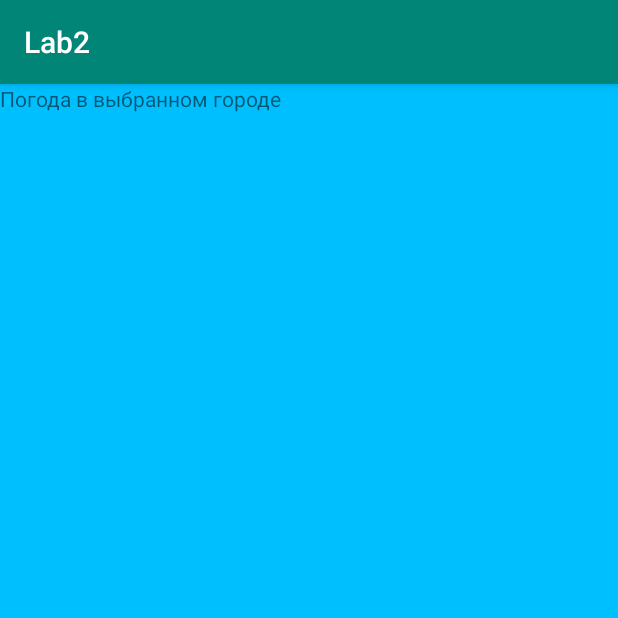
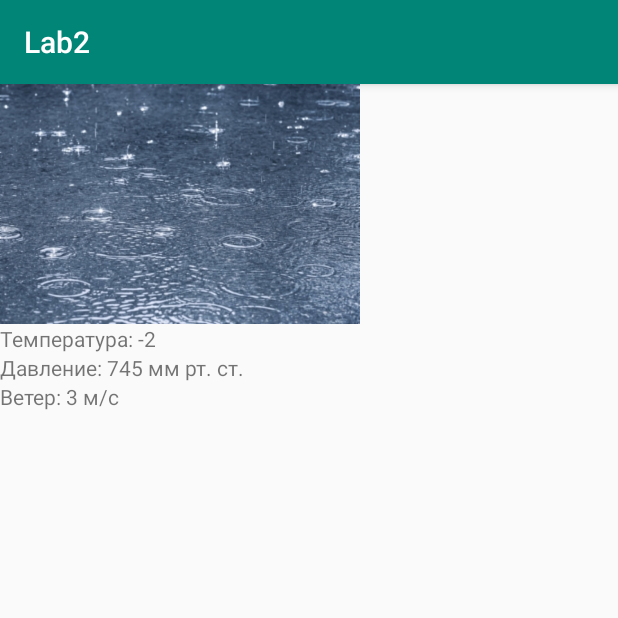
Before and after one commit to Crazy2295/Lab2, an Android app: the Fragment3 screen opened directly, with no data from a screen before it, on a phone screen of 412 x 824 dp, the top half of it. Run offline under Robolectric (Android 15) with nearby library versions, the phone set to English and light mode, and no system bars.

Commit message:
Lab3 completed

```diff
--- a/app/src/main/res/layout/fragment3.xml
+++ b/app/src/main/res/layout/fragment3.xml
@@ -1,15 +1,37 @@
 <?xml version="1.0" encoding="utf-8"?>
-<FrameLayout xmlns:android="http://schemas.android.com/apk/res/android"
+<LinearLayout xmlns:android="http://schemas.android.com/apk/res/android"
+    xmlns:app="http://schemas.android.com/apk/res-auto"
     xmlns:tools="http://schemas.android.com/tools"
+    android:orientation="vertical"
     android:layout_width="match_parent"
     android:layout_height="match_parent"
-    tools:context=".Fragment3"
-    android:background="#00BFFF" >
+    tools:context=".Fragment3" >
 
     <!-- TODO: Update blank fragment layout -->
+    <ImageView
+        android:id="@+id/imageView3"
+        android:layout_width="match_parent"
+        android:layout_height="wrap_content"
+        android:scaleType="fitStart"
+        android:src="@drawable/rain" />
+
     <TextView
+        android:id="@+id/textView"
         android:layout_width="match_parent"
-        android:layout_height="match_parent"
-        android:text="Погода в выбранном городе" />
+        android:layout_height="wrap_content"
+        android:text="@string/temperature" />
 
-</FrameLayout>
+    <TextView
+        android:id="@+id/textView2"
+        android:layout_width="match_parent"
+        android:layout_height="wrap_content"
+        android:text="@string/pressure" />
+
+    <TextView
+        android:id="@+id/textView3"
+        android:layout_width="match_parent"
+        android:layout_height="wrap_content"
+        android:text="@string/wind" />
+
+
+</LinearLayout>
--- a/app/src/main/res/values/strings.xml
+++ b/app/src/main/res/values/strings.xml
@@ -2,5 +2,10 @@
     <string name="app_name">Lab2</string>
 
     <!-- TODO: Remove or change this placeholder text -->
-    <string name="hello_blank_fragment">Hello blank fragment</string>
+    <string name="temperature">Температура: -2</string>
+    <string name="pressure">Давление: 745 мм рт. ст.</string>
+    <string name="wind">Ветер: 3 м/с</string>
+    <string name="appName">Погода</string>
+    <string name="appVersion">Версия приложения: 3</string>
+    <string name="authorName">Имя автора: Vadim</string>
 </resources>
```
Also changed, not shown: app/src/main/res/layout/fragment4.xml (+23 -6 lines), app/src/main/res/drawable-hdpi/rain.png (added), app/src/main/res/drawable-mdpi/rain.png (added), app/src/main/res/drawable-xhdpi/rain.png (added), app/src/main/res/drawable-xxhdpi/rain.png (added), app/src/main/res/drawable-xxxhdpi/rain.png (added).
